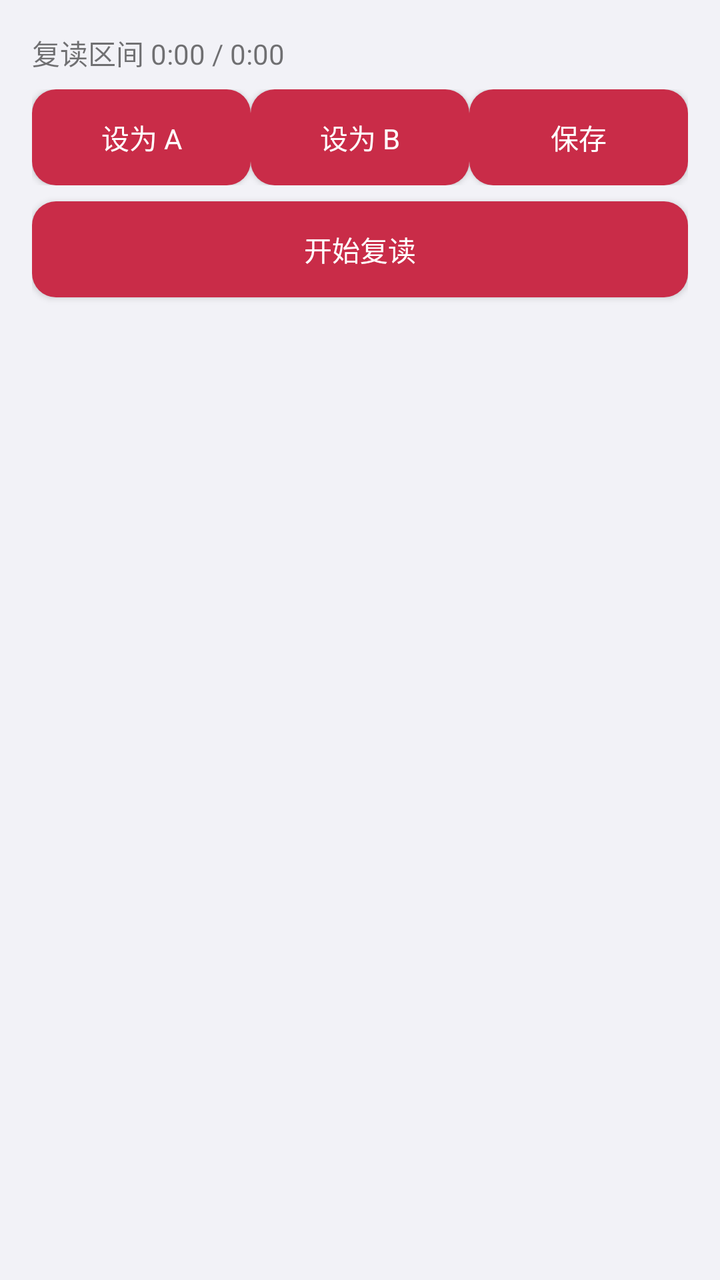
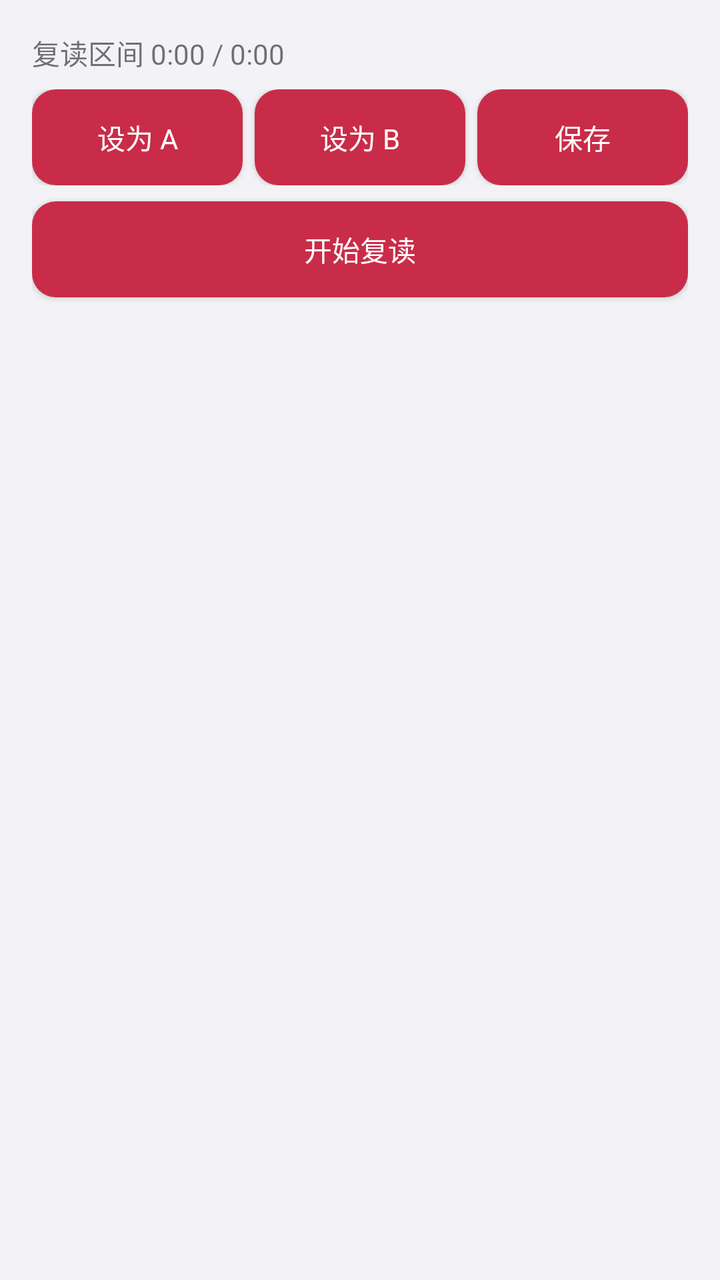

Screens rendered from an Android XML layout before and after an edit, with the pre-edit source and the edit as a unified diff.
<!-- AndroidManifest.xml: application theme Theme.DavMusic -->
<!-- res/layout/dialog_ab_repeat.xml -->
<?xml version="1.0" encoding="utf-8"?>
<ScrollView xmlns:android="http://schemas.android.com/apk/res/android"
    android:layout_width="match_parent"
    android:layout_height="wrap_content"
    android:fillViewport="true"
    android:maxHeight="560dp"
    android:padding="16dp">

    <LinearLayout
        android:layout_width="match_parent"
        android:layout_height="wrap_content"
        android:orientation="vertical">

        <TextView
            android:id="@+id/repeatTime"
            android:layout_width="match_parent"
            android:layout_height="wrap_content"
            android:paddingBottom="8dp"
            android:text="复读区间 0:00 / 0:00"
            android:textSize="14sp" />

        <LinearLayout
            android:layout_width="match_parent"
            android:layout_height="wrap_content"
            android:gravity="center_vertical"
            android:orientation="horizontal">

            <Button
                android:id="@+id/repeatSetStart"
                android:layout_width="0dp"
                android:layout_height="wrap_content"
                android:layout_weight="1"
                android:minWidth="0dp"
                android:text="设为 A" />

            <Button
                android:id="@+id/repeatSetEnd"
                android:layout_width="0dp"
                android:layout_height="wrap_content"
                android:layout_weight="1"
                android:minWidth="0dp"
                android:text="设为 B" />

            <Button
                android:id="@+id/repeatSave"
                android:layout_width="0dp"
                android:layout_height="wrap_content"
                android:layout_weight="1"
                android:minWidth="0dp"
                android:text="保存" />
        </LinearLayout>

        <LinearLayout
            android:id="@+id/repeatIntervals"
            android:layout_width="match_parent"
            android:layout_height="wrap_content"
            android:orientation="vertical" />

        <Button
            android:id="@+id/repeatToggle"
            android:layout_width="match_parent"
            android:layout_height="wrap_content"
            android:layout_marginTop="8dp"
            android:text="开始复读" />
    </LinearLayout>
</ScrollView>
<!-- resources referenced by this layout -->
<resources>
  <color name="primary">#C92C48</color>
  <color name="primary_variant">#A61E39</color>
  <color name="on_primary">#FFFFFF</color>
  <color name="secondary">#C92C48</color>
  <color name="secondary_variant">#A61E39</color>
  <color name="on_secondary">#FFFFFF</color>
  <color name="surface">#FFFFFF</color>
  <color name="on_surface">#1C1C1E</color>
  <color name="on_background">#1C1C1E</color>
  <color name="error">#BD203C</color>
  <color name="status_bar_color">#FFFFFF</color>
  <color name="navigation_bar_color">#F2F2F7</color>
  <color name="text_primary">#1C1C1E</color>
  <color name="text_secondary">#6E6E73</color>
  <color name="background">#F2F2F7</color>
  <style name="Widget.DavMusic.ActionBar" parent="Widget.MaterialComponents.ActionBar.Solid">
          <item name="background">@color/toolbar_background</item>
          <item name="titleTextStyle">@style/TextAppearance.DavMusic.Toolbar</item>
          <item name="elevation">0dp</item>
      </style>
  <style name="ThemeOverlay.DavMusic.Toolbar" parent="ThemeOverlay.MaterialComponents.Toolbar.Primary">
          <item name="android:textColorPrimary">@color/toolbar_text</item>
          <item name="android:textColorSecondary">@color/text_secondary</item>
          <item name="colorControlNormal">@color/accent</item>
          <item name="colorSurface">@color/surface</item>
          <item name="colorOnSurface">@color/text_primary</item>
          <item name="android:colorBackground">@color/surface</item>
      </style>
  <color name="accent">#C92C48</color>
  <style name="Theme.DavMusic.ProgressDialog" parent="android:style/Theme.Material.Dialog.Alert">
          <item name="android:windowBackground">@drawable/dialog_surface</item>
          <item name="android:colorAccent">@color/accent</item>
          <item name="android:colorBackground">@color/surface</item>
          <item name="android:textColorPrimary">@color/text_primary</item>
          <item name="android:textColorSecondary">@color/text_secondary</item>
      </style>
  <style name="Widget.DavMusic.PlainButton" parent="Widget.AppCompat.Button">
          <item name="backgroundTint">@color/button_tint</item>
          <item name="android:background">@drawable/button_surface</item>
          <item name="android:textColor">@color/white</item>
          <item name="android:textAllCaps">false</item>
      </style>
  <style name="Widget.DavMusic.TextInputEditText" parent="Widget.MaterialComponents.TextInputEditText.OutlinedBox">
          <item name="android:textSize">16sp</item>
          <item name="android:textColor">@color/text_primary</item>
          <item name="android:textColorHint">@color/text_secondary</item>
          <item name="android:backgroundTint">@color/accent</item>
      </style>
  <color name="divider">#DEDDE2</color>
  <color name="white">#FFFFFF</color>
  <color name="toolbar_text">#1C1C1E</color>
  <color name="toolbar_background">#FFFFFF</color>
  <style name="TextAppearance.DavMusic.Toolbar" parent="TextAppearance.Widget.AppCompat.Toolbar.Title">
          <item name="android:fontFamily">sans-serif-medium</item>
          <item name="android:textSize">20sp</item>
          <item name="android:textColor">@color/toolbar_text</item>
      </style>
  <!-- drawable dialog_surface (drawable) -->
  <?xml version="1.0" encoding="utf-8"?>
  <shape xmlns:android="http://schemas.android.com/apk/res/android" android:shape="rectangle">
      <solid android:color="@color/surface" />
      <corners android:radius="16dp" />
  </shape>
  <!-- drawable button_surface (drawable) -->
  <?xml version="1.0" encoding="utf-8"?>
  <shape xmlns:android="http://schemas.android.com/apk/res/android" android:shape="rectangle">
      <solid android:color="@color/button_normal" />
      <corners android:radius="12dp" />
  </shape>
  <color name="button_normal">#C92C48</color>
  <!-- unchanged entries left out for length: 4 -->
</resources>

<!-- the commit's change to res/layout/dialog_ab_repeat.xml (unified diff, before → after) -->
@@ -30,6 +30,7 @@
                 android:layout_width="0dp"
                 android:layout_height="wrap_content"
                 android:layout_weight="1"
+                android:layout_marginEnd="6dp"
                 android:minWidth="0dp"
                 android:text="设为 A" />
 
@@ -38,6 +39,7 @@
                 android:layout_width="0dp"
                 android:layout_height="wrap_content"
                 android:layout_weight="1"
+                android:layout_marginEnd="6dp"
                 android:minWidth="0dp"
                 android:text="设为 B" />
 
